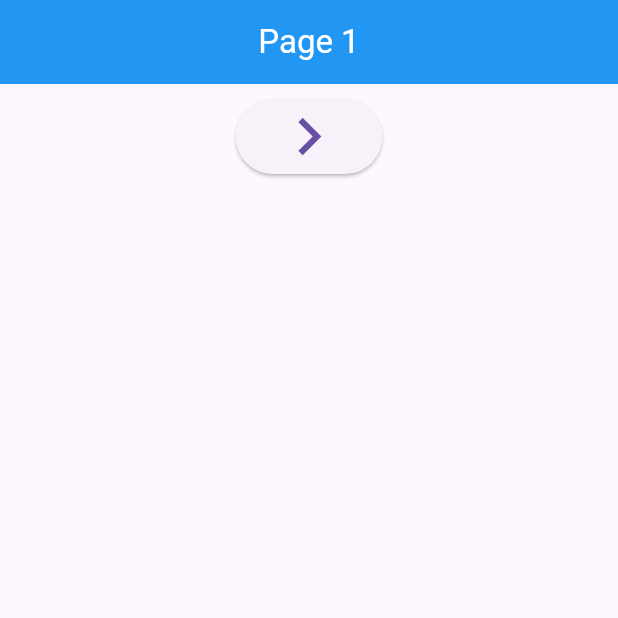
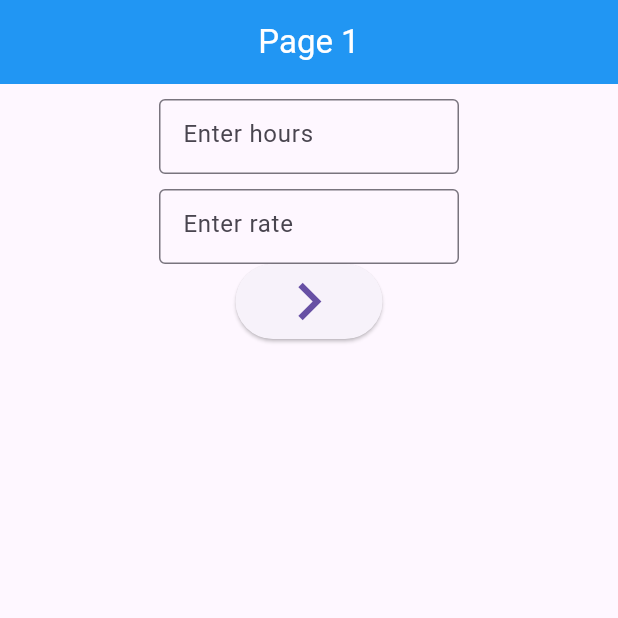
Before and after one commit to MarwCh/csci410-week7, a Flutter app: the screen it shows after launch, on a phone screen of 412 x 824 dp, the top half of it. Run offline on Flutter 3.47's test engine with Material 3 defaults, Android fonts, the phone set to English and light mode, and no system bars.

Commit message:
second commit

```diff
--- /dev/null
+++ b/lib/car.dart
@@ -0,0 +1,30 @@
+class Employee {
+  int _hours = 0;
+  double _rate = 0;
+  final double tax = 0.1; // default 10%
+
+  Employee(int hours, double rate) {
+    this.hours = hours;
+    this.rate = rate;
+  }
+
+  double get rate => _rate;
+
+  set rate(double value) {
+    if (value <= 0) {
+      throw Exception('Negative values not allowed');
+    }
+    _rate = value;
+  }
+
+  int get hours => _hours;
+
+  set hours(int value) {
+    if (value <= 0) {
+      throw Exception('Negative values not allowed');
+    }
+    _hours = value;
+  }
+
+  double netSalary() => (_hours * _rate) * (1 - tax);
+}
--- a/lib/page1.dart
+++ b/lib/page1.dart
@@ -1,8 +1,38 @@
 import 'package:flutter/material.dart';
 import 'page2.dart';
+import 'car.dart';
 
-class Page1 extends StatelessWidget {
+class Page1 extends StatefulWidget {
   const Page1({super.key});
+
+  @override
+  State<Page1> createState() => _Page1State();
+}
+
+class _Page1State extends State<Page1> {
+  final TextEditingController controllerHours = TextEditingController();
+  final TextEditingController controllerRate = TextEditingController();
+
+  @override
+  void dispose() {
+    controllerHours.dispose();
+    controllerRate.dispose();
+    super.dispose();
+  }
+
+  void openPage2() {
+    try {
+      int hours = int.parse(controllerHours.text);
+      double rate = double.parse(controllerRate.text);
+      Navigator.of(context).push(MaterialPageRoute(builder: (context) => const Page2(),
+      settings: RouteSettings(arguments: Employee(hours, rate))
+      ));
+    }
+    catch(ex) {
+     ScaffoldMessenger.of(context).showSnackBar(SnackBar(content: Text(ex.toString())));
+    }
+
+  }
 
   @override
   Widget build(BuildContext context) {
@@ -12,9 +42,18 @@ class Page1 extends StatelessWidget {
       ),
       body: Center(child: Column(children: [
         const SizedBox(height: 10),
-        ElevatedButton(onPressed: () {
-          Navigator.of(context).push(MaterialPageRoute(builder: (context) => Page2()));
-        },
+        SizedBox(width: 200, height: 50, child: TextField(
+          controller: controllerHours,
+          keyboardType: TextInputType.numberWithOptions(signed: false),
+          decoration: const InputDecoration(border: OutlineInputBorder(), hintText: 'Enter hours'),
+        )),
+        const SizedBox(height: 10),
+        SizedBox(width: 200, height: 50, child: TextField(
+          controller: controllerRate,
+          keyboardType: TextInputType.numberWithOptions(signed: false, decimal: true),
+          decoration: const InputDecoration(border: OutlineInputBorder(), hintText: 'Enter rate'),
+        )),
+        ElevatedButton(onPressed: openPage2,
             child: const Icon(Icons.navigate_next, size: 50))
       ])),
     );
--- a/lib/page2.dart
+++ b/lib/page2.dart
@@ -1,3 +1,4 @@
+import 'package:csci410_week7_fall2026/car.dart';
 import 'package:flutter/material.dart';
 
 class Page2 extends StatelessWidget {
@@ -5,6 +6,8 @@ class Page2 extends StatelessWidget {
 
   @override
   Widget build(BuildContext context) {
+    final Employee e = ModalRoute.of(context)!.settings.arguments as Employee;
+
     return Scaffold(
       appBar: AppBar(
         title: const Text('Page 1'),
@@ -12,6 +15,13 @@ class Page2 extends StatelessWidget {
       ),
       body: Center(child: Column(children: [
         const SizedBox(height: 10),
+        Container(color: Colors.black, child: Column(crossAxisAlignment: CrossAxisAlignment.start, children: [
+          Text("Hours: ${e.hours}", style: TextStyle(color: Colors.white)),
+          Text("Rate: \$${e.rate}", style: TextStyle(color: Colors.white)),
+          Text("Tax: ${e.tax * 100}%", style: TextStyle(color: Colors.white)),
+          Text("Net Salary:  \$${e.netSalary()}", style: TextStyle(color: Colors.white)),
+        ])),
+        const SizedBox(height: 10),
         ElevatedButton(onPressed: () => Navigator.of(context).pop(),
             child: const Icon(Icons.navigate_before, size: 50))
       ])),
```
